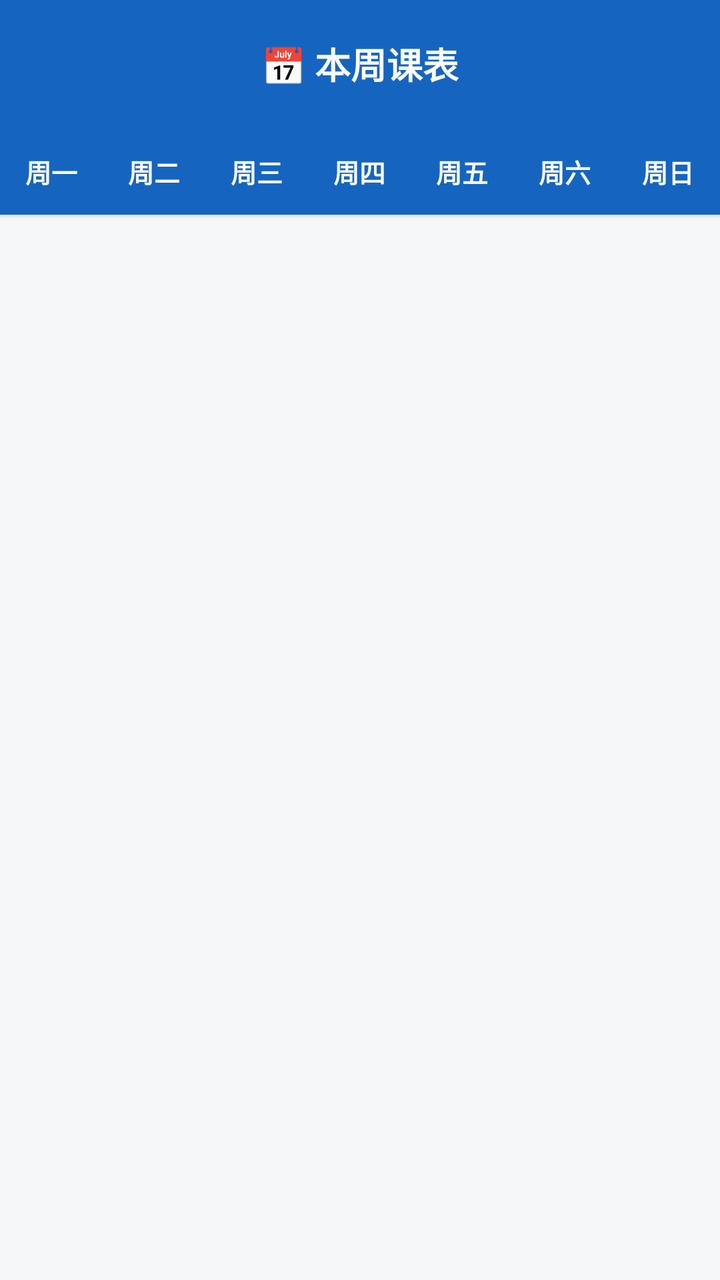
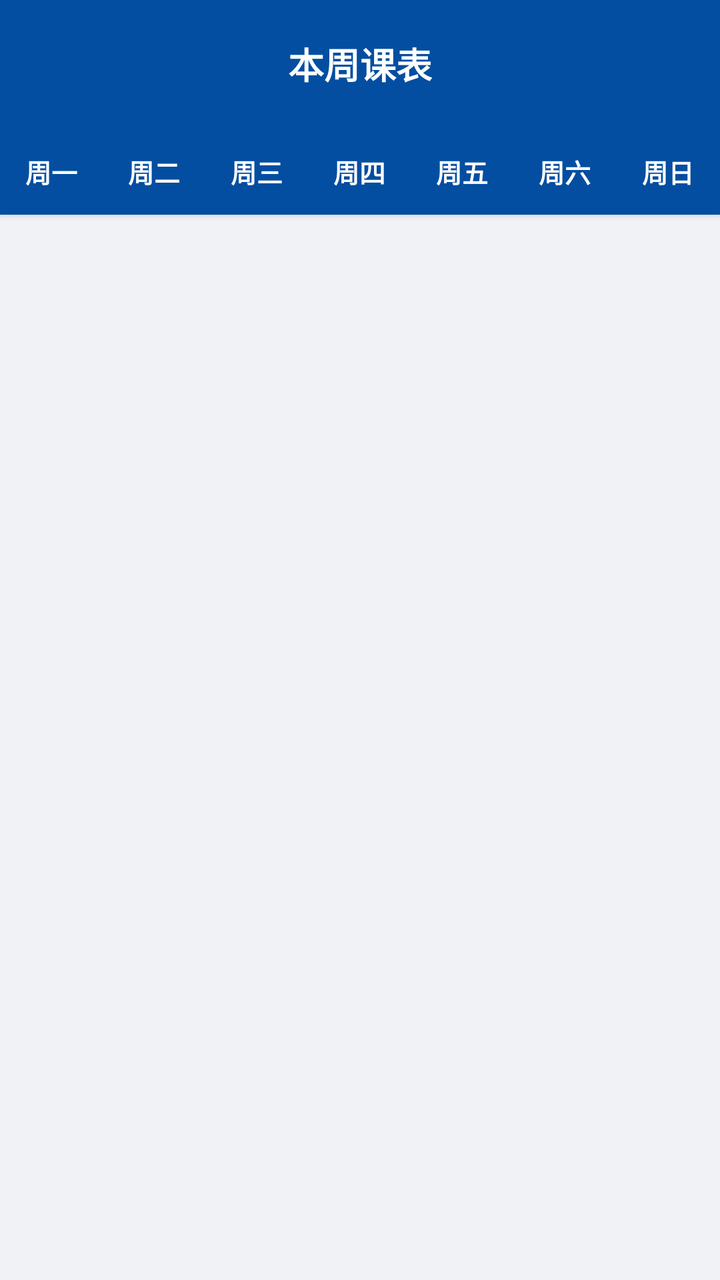

The first picture is an Android layout as it rendered before a commit; the second is the same layout after the commit. The layout source and the unified diff follow.
<!-- AndroidManifest.xml: application theme Theme.WuyiKebiao -->
<!-- res/layout/activity_week_view.xml -->
<?xml version="1.0" encoding="utf-8"?>
<LinearLayout xmlns:android="http://schemas.android.com/apk/res/android"
android:layout_width="match_parent"
android:layout_height="match_parent"
android:orientation="vertical"
android:background="#F5F7FA">


<androidx.appcompat.widget.Toolbar
    android:id="@+id/toolbar"
    android:layout_width="match_parent"
    android:layout_height="?attr/actionBarSize"
    android:background="#1565C0"
    android:elevation="4dp">

    <TextView
        android:layout_width="wrap_content"
        android:layout_height="wrap_content"
        android:layout_gravity="center"
        android:text="📅 本周课表"
        android:textColor="@android:color/white"
        android:textSize="18sp"
        android:textStyle="bold" />

</androidx.appcompat.widget.Toolbar>


<LinearLayout
    android:layout_width="match_parent"
    android:layout_height="wrap_content"
    android:orientation="horizontal"
    android:background="#1565C0"
    android:paddingVertical="12dp"
    android:elevation="2dp">

    <TextView
        android:layout_width="0dp"
        android:layout_height="wrap_content"
        android:layout_weight="1"
        android:text="周一"
        android:textColor="#FFFFFF"
        android:textSize="13sp"
        android:gravity="center"
        android:textStyle="bold" />

    <TextView
        android:layout_width="0dp"
        android:layout_height="wrap_content"
        android:layout_weight="1"
        android:text="周二"
        android:textColor="#FFFFFF"
        android:textSize="13sp"
        android:gravity="center"
        android:textStyle="bold" />

    <TextView
        android:layout_width="0dp"
        android:layout_height="wrap_content"
        android:layout_weight="1"
        android:text="周三"
        android:textColor="#FFFFFF"
        android:textSize="13sp"
        android:gravity="center"
        android:textStyle="bold" />

    <TextView
        android:layout_width="0dp"
        android:layout_height="wrap_content"
        android:layout_weight="1"
        android:text="周四"
        android:textColor="#FFFFFF"
        android:textSize="13sp"
        android:gravity="center"
        android:textStyle="bold" />

    <TextView
        android:layout_width="0dp"
        android:layout_height="wrap_content"
        android:layout_weight="1"
        android:text="周五"
        android:textColor="#FFFFFF"
        android:textSize="13sp"
        android:gravity="center"
        android:textStyle="bold" />

    <TextView
        android:layout_width="0dp"
        android:layout_height="wrap_content"
        android:layout_weight="1"
        android:text="周六"
        android:textColor="#FFFFFF"
        android:textSize="13sp"
        android:gravity="center"
        android:textStyle="bold" />

    <TextView
        android:layout_width="0dp"
        android:layout_height="wrap_content"
        android:layout_weight="1"
        android:text="周日"
        android:textColor="#FFFFFF"
        android:textSize="13sp"
        android:gravity="center"
        android:textStyle="bold" />
</LinearLayout>


<ScrollView
    android:layout_width="match_parent"
    android:layout_height="match_parent"
    android:padding="4dp">

    <LinearLayout
        android:id="@+id/table_content"
        android:layout_width="match_parent"
        android:layout_height="wrap_content"
        android:orientation="vertical" />
</ScrollView>
</LinearLayout>
<!-- resources referenced by this layout -->
<resources>
  <style name="Theme.WuyiKebiao" parent="Base.Theme.WuyiKebiao" />
  <style name="Base.Theme.WuyiKebiao" parent="Theme.Material3.DayNight.NoActionBar">
          
          
      </style>
</resources>

<!-- the commit's change to res/layout/activity_week_view.xml (unified diff, before → after) -->
@@ -3,21 +3,21 @@
 android:layout_width="match_parent"
 android:layout_height="match_parent"
 android:orientation="vertical"
-android:background="#F5F7FA">
+android:background="?attr/colorSurfaceScreen">
 
 
 <androidx.appcompat.widget.Toolbar
     android:id="@+id/toolbar"
     android:layout_width="match_parent"
     android:layout_height="?attr/actionBarSize"
-    android:background="#1565C0"
+    android:background="?attr/colorPrimary"
     android:elevation="4dp">
 
     <TextView
         android:layout_width="wrap_content"
         android:layout_height="wrap_content"
         android:layout_gravity="center"
-        android:text="📅 本周课表"
+        android:text="本周课表"
         android:textColor="@android:color/white"
         android:textSize="18sp"
         android:textStyle="bold" />
@@ -29,7 +29,7 @@ android:background="#F5F7FA">
     android:layout_width="match_parent"
     android:layout_height="wrap_content"
     android:orientation="horizontal"
-    android:background="#1565C0"
+    android:background="?attr/colorPrimary"
     android:paddingVertical="12dp"
     android:elevation="2dp">
 
@@ -38,7 +38,7 @@ android:background="#F5F7FA">
         android:layout_height="wrap_content"
         android:layout_weight="1"
         android:text="周一"
-        android:textColor="#FFFFFF"
+        android:textColor="?attr/colorOnPrimary"
         android:textSize="13sp"
         android:gravity="center"
         android:textStyle="bold" />
@@ -48,7 +48,7 @@ android:background="#F5F7FA">
         android:layout_height="wrap_content"
         android:layout_weight="1"
         android:text="周二"
-        android:textColor="#FFFFFF"
+        android:textColor="?attr/colorOnPrimary"
         android:textSize="13sp"
         android:gravity="center"
         android:textStyle="bold" />
@@ -58,7 +58,7 @@ android:background="#F5F7FA">
         android:layout_height="wrap_content"
         android:layout_weight="1"
         android:text="周三"
-        android:textColor="#FFFFFF"
+        android:textColor="?attr/colorOnPrimary"
         android:textSize="13sp"
         android:gravity="center"
         android:textStyle="bold" />
@@ -68,7 +68,7 @@ android:background="#F5F7FA">
         android:layout_height="wrap_content"
         android:layout_weight="1"
         android:text="周四"
-        android:textColor="#FFFFFF"
+        android:textColor="?attr/colorOnPrimary"
         android:textSize="13sp"
         android:gravity="center"
         android:textStyle="bold" />
@@ -78,7 +78,7 @@ android:background="#F5F7FA">
         android:layout_height="wrap_content"
         android:layout_weight="1"
         android:text="周五"
-        android:textColor="#FFFFFF"
+        android:textColor="?attr/colorOnPrimary"
         android:textSize="13sp"
         android:gravity="center"
         android:textStyle="bold" />
@@ -88,7 +88,7 @@ android:background="#F5F7FA">
         android:layout_height="wrap_content"
         android:layout_weight="1"
         android:text="周六"
-        android:textColor="#FFFFFF"
+        android:textColor="?attr/colorOnPrimary"
         android:textSize="13sp"
         android:gravity="center"
         android:textStyle="bold" />
@@ -98,7 +98,7 @@ android:background="#F5F7FA">
         android:layout_height="wrap_content"
         android:layout_weight="1"
         android:text="周日"
-        android:textColor="#FFFFFF"
+        android:textColor="?attr/colorOnPrimary"
         android:textSize="13sp"
         android:gravity="center"
         android:textStyle="bold" />
<!-- resource entries referenced after the edit -->
@@ -3,7 +3,26 @@
   <style name="Theme.WuyiKebiao" parent="Base.Theme.WuyiKebiao" />
   <style name="Base.Theme.WuyiKebiao" parent="Theme.Material3.DayNight.NoActionBar">
           
+          <item name="colorPrimary">@color/brand_primary</item>
+          <item name="colorOnPrimary">@color/brand_primary_on</item>
+  
           
+          <item name="colorSurfaceScreen">@color/surface_screen</item>
+          <item name="colorSurfaceCard">@color/surface_card</item>
+          <item name="colorDivider">@color/divider</item>
+          <item name="colorTextPrimary">@color/text_primary</item>
+          <item name="colorTextHint">@color/text_hint</item>
+  
+          
+          <item name="android:statusBarColor">@color/brand_primary</item>
+          <item name="android:windowLightStatusBar">false</item>
       </style>
+  <color name="brand_primary">#FF034EA1</color>
+  <color name="brand_primary_on">#FFFFFFFF</color>
+  <color name="surface_screen">#FFF0F2F5</color>
+  <color name="surface_card">#FFFFFFFF</color>
+  <color name="divider">#FFE0E0E0</color>
+  <color name="text_primary">#FF1A2C3E</color>
+  <color name="text_hint">#FF999999</color>
 </resources>
 
